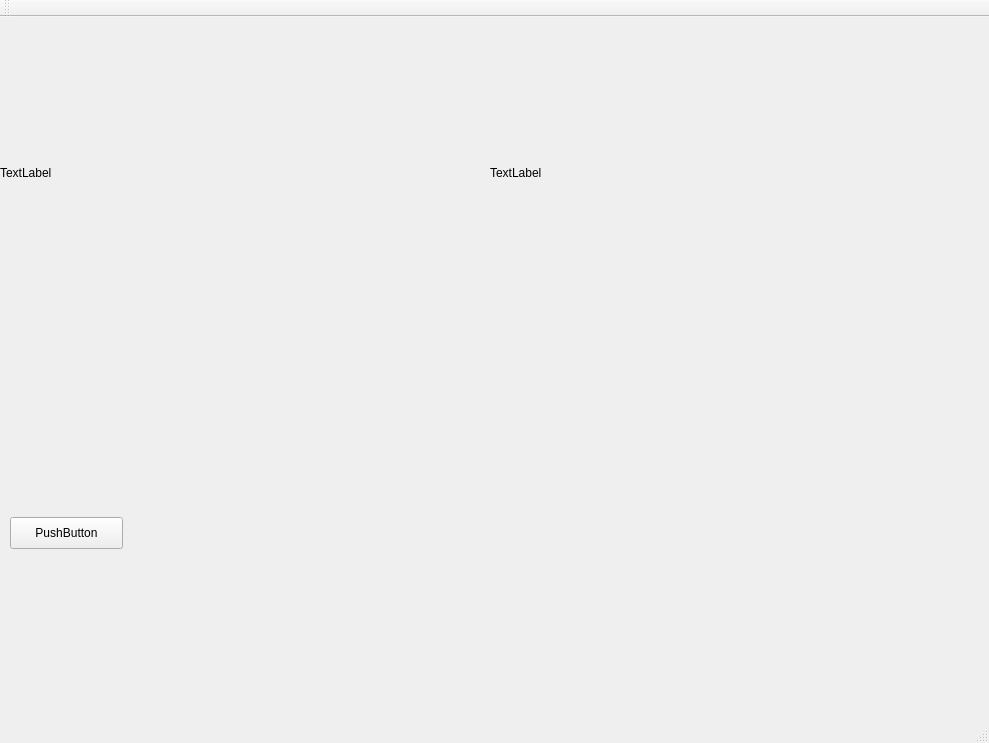
Qt form hr_cat_2.ui (StephenAmell2018/HR_cat_2) before a commit.
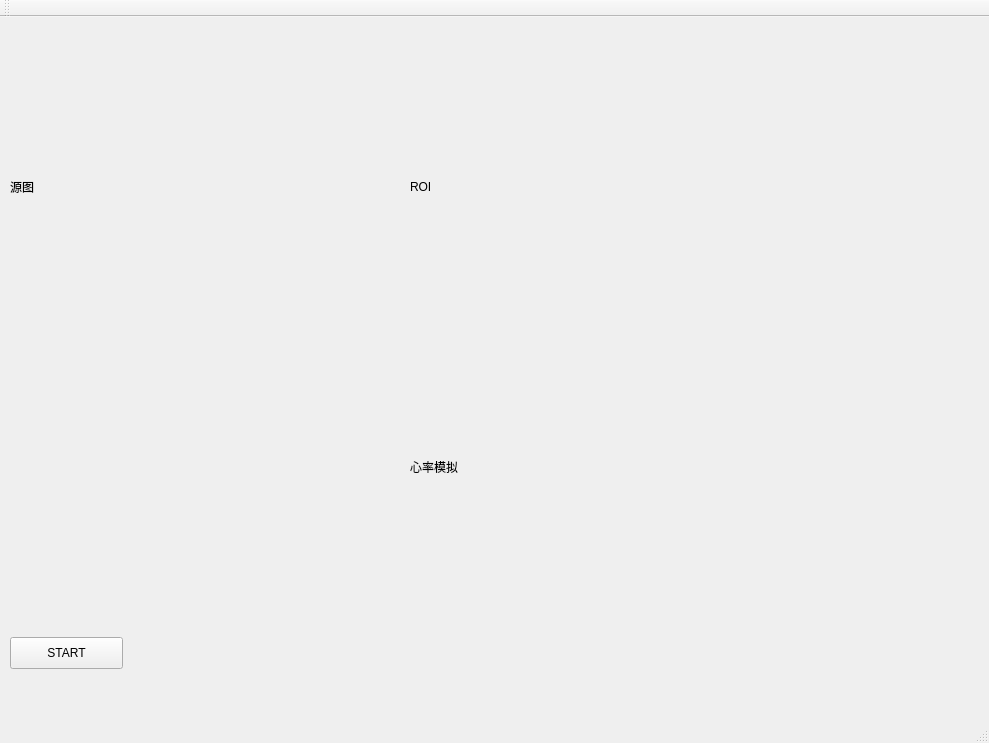
The same form after that commit. Icons and pictures are not drawn.

What changed in the file:
```diff
--- a/hr_cat_2.ui
+++ b/hr_cat_2.ui
@@ -13,44 +13,69 @@
   <property name="windowTitle">
    <string>HR_cat_2</string>
   </property>
+  <property name="styleSheet">
+   <string notr="true">background-image: url(:/169.jpeg);</string>
+  </property>
   <widget class="QWidget" name="centralWidget">
    <widget class="QLabel" name="label">
     <property name="geometry">
      <rect>
-      <x>0</x>
-      <y>10</y>
-      <width>341</width>
-      <height>291</height>
+      <x>10</x>
+      <y>50</y>
+      <width>320</width>
+      <height>240</height>
      </rect>
     </property>
+    <property name="styleSheet">
+     <string notr="true">background-image: url(:/121.jpg);</string>
+    </property>
     <property name="text">
-     <string>TextLabel</string>
+     <string>源图</string>
     </property>
    </widget>
    <widget class="QLabel" name="label2">
     <property name="geometry">
      <rect>
-      <x>490</x>
-      <y>10</y>
-      <width>341</width>
-      <height>291</height>
+      <x>410</x>
+      <y>50</y>
+      <width>320</width>
+      <height>240</height>
      </rect>
     </property>
+    <property name="styleSheet">
+     <string notr="true">background-image: url(:/144.jpg);</string>
+    </property>
     <property name="text">
-     <string>TextLabel</string>
+     <string>ROI</string>
     </property>
    </widget>
    <widget class="QPushButton" name="btn1">
     <property name="geometry">
      <rect>
       <x>10</x>
-      <y>500</y>
+      <y>620</y>
       <width>113</width>
       <height>32</height>
      </rect>
     </property>
     <property name="text">
-     <string>PushButton</string>
+     <string>START</string>
+    </property>
+   </widget>
+   <widget class="QLabel" name="label_2">
+    <property name="geometry">
+     <rect>
+      <x>410</x>
+      <y>330</y>
+      <width>560</width>
+      <height>240</height>
+     </rect>
+    </property>
+    <property name="styleSheet">
+     <string notr="true">background-image: url(:/121.jpg);</string>
+    </property>
+    <property name="text">
+     <string>心率模拟</string>
     </property>
    </widget>
   </widget>
```
